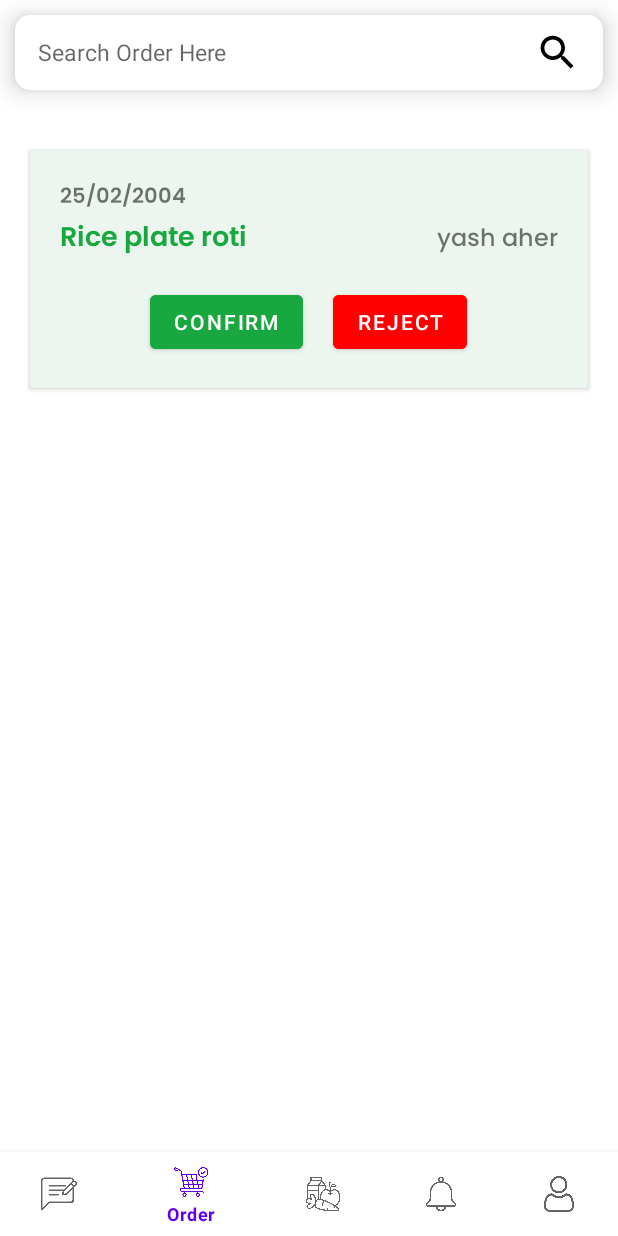
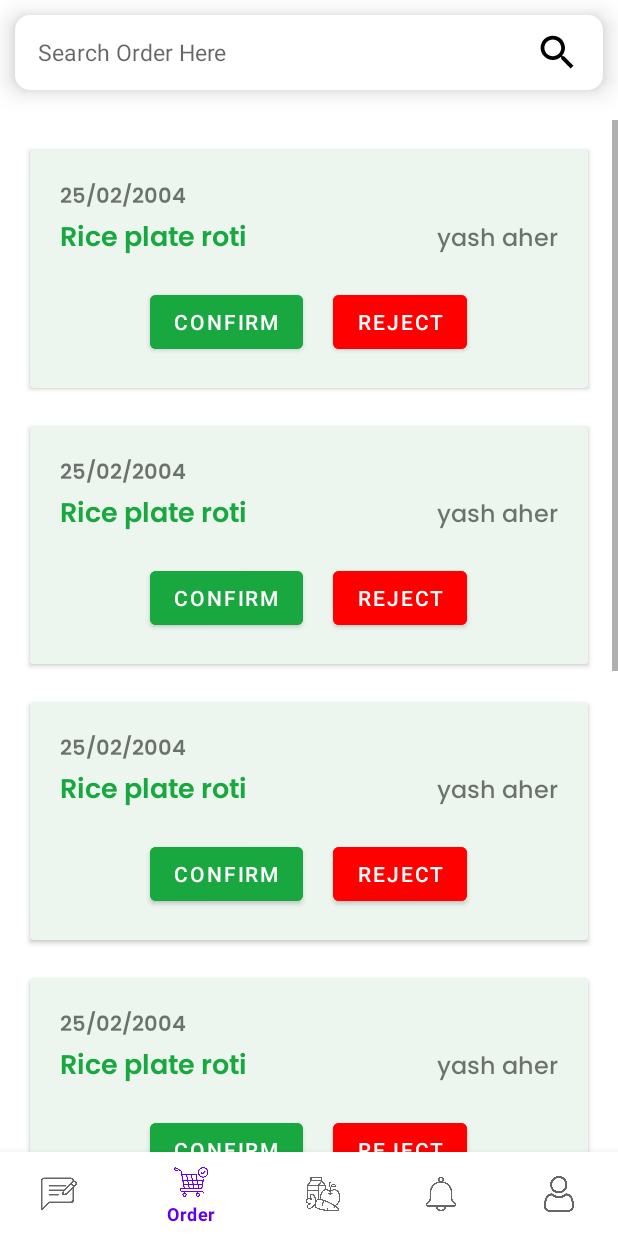
Before and after one commit to chetan7020/FoodBankApp, an Android app: the ProviderOrderFragment screen opened through its navigation route, on a phone screen of 412 x 824 dp. Run offline under Robolectric (Android 15) with nearby library versions, the phone set to English and light mode, and no system bars; our stand-ins replace navigation-ui.

```diff
--- a/app/src/main/res/layout/fragment_add_new_food.xml
+++ b/app/src/main/res/layout/fragment_add_new_food.xml
@@ -4,7 +4,7 @@
     android:layout_width="match_parent"
     android:layout_height="match_parent"
     xmlns:app="http://schemas.android.com/apk/res-auto"
-    tools:context=".AddNewFoodFragment">
+    tools:context=".provider.ProviderAddNewFoodFragment">
 
     <LinearLayout
         android:id="@+id/topLinerLayout"
--- a/app/src/main/res/layout/provider_fragment_order.xml
+++ b/app/src/main/res/layout/provider_fragment_order.xml
@@ -41,94 +41,29 @@
     </RelativeLayout>
 
     <ScrollView
-        android:layout_below="@id/relLayout1"
         android:layout_width="match_parent"
         android:layout_height="wrap_content"
+        android:layout_below="@id/relLayout1"
         android:layout_marginTop="20dp">
-
 
         <LinearLayout
             android:layout_width="match_parent"
             android:layout_height="wrap_content"
             android:orientation="vertical">
 
+            <include layout="@layout/provider_order_layout" />
 
-            <androidx.cardview.widget.CardView
-                android:layout_width="match_parent"
-                android:layout_marginLeft="20dp"
-                android:layout_marginRight="20dp"
-                android:layout_marginTop="20dp"
-                android:layout_marginBottom="5dp"
-                android:backgroundTint="@color/light_green"
-                android:layout_height="wrap_content">
+            <include layout="@layout/provider_order_layout" />
 
-                <LinearLayout
-                    android:layout_width="match_parent"
-                    android:layout_height="wrap_content"
-                    android:padding="20dp"
-                    android:orientation="vertical">
+            <include layout="@layout/provider_order_layout" />
 
+            <include layout="@layout/provider_order_layout" />
 
-                    <TextView
-                        android:layout_width="match_parent"
-                        android:layout_height="wrap_content"
-                        android:text="25/02/2004"
-                        android:fontFamily="@font/poppins_semibold"/>
+            <include layout="@layout/provider_order_layout" />
 
-                    <LinearLayout
-                        android:layout_width="match_parent"
-                        android:layout_height="wrap_content"
-                        android:orientation="horizontal">
+            <include layout="@layout/provider_order_layout" />
 
-                        <TextView
-                            android:layout_width="wrap_content"
-                            android:layout_height="wrap_content"
-                            android:text="Rice plate roti"
-                            android:textSize="18dp"
-                            android:textStyle="bold"
-                            android:fontFamily="@font/poppins_semibold"
-                            android:textColor="@color/green"/>
-
-                        <TextView
-                            android:layout_width="match_parent"
-                            android:layout_height="wrap_content"
-                            android:text="yash aher"
-                            android:textSize="16dp"
-                            android:textAlignment="textEnd"
-                            android:fontFamily="@font/poppins_medium"/>
-
-                    </LinearLayout>
-
-                    <LinearLayout
-                        android:layout_width="match_parent"
-                        android:layout_height="wrap_content"
-                        android:layout_marginTop="15dp"
-                        android:gravity="center"
-                        android:orientation="horizontal">
-
-                        <Button
-                            android:layout_width="wrap_content"
-                            android:layout_height="wrap_content"
-                            android:text="Confirm"
-                            android:backgroundTint="@color/green"
-                            android:textColor="@color/white"/>
-
-                        <Button
-                            android:layout_width="wrap_content"
-                            android:layout_height="wrap_content"
-                            android:text="Reject"
-                            android:layout_marginLeft="20dp"
-                            android:backgroundTint="@color/red"
-                            android:textColor="@color/white"/>
-
-                    </LinearLayout>
-
-
-                </LinearLayout>
-
-
-            </androidx.cardview.widget.CardView>
-
+            <include layout="@layout/provider_order_layout" />
 
         </LinearLayout>
 
--- a/app/src/main/res/values/strings.xml
+++ b/app/src/main/res/values/strings.xml
@@ -18,4 +18,5 @@
 
     <string name="select">Select Items</string>
     <string name="select1">Select Food Items</string>
+    <string name="title_activity_customer_main">CustomerMainActivity</string>
 </resources>
```
Also changed, not shown: app/src/main/AndroidManifest.xml (+10 -3 lines), app/src/main/java/com/codizcdp/foodbanksurplus/customer/CustomerMainActivity.java (added, +37 -0 lines), app/src/main/java/com/codizcdp/foodbanksurplus/customer/ui/CustomerOrderedFoodFragment.java (added, +33 -0 lines), app/src/main/java/com/codizcdp/foodbanksurplus/customer/ui/CustomerProfileFragment.java (added, +33 -0 lines), app/src/main/java/com/codizcdp/foodbanksurplus/customer/ui/CustomerProviderFragment.java (added, +33 -0 lines), app/src/main/java/com/codizcdp/foodbanksurplus/provider/ProviderAddNewFoodFragment.java (renamed from app/src/main/java/com/codizcdp/foodbanksurplus/AddNewFoodFragment.java, +6 -4 lines), app/src/main/res/layout/activity_customer_main.xml (added, +36 -0 lines), app/src/main/res/layout/customer_fragment_orderes_food.xml (added, +22 -0 lines), app/src/main/res/layout/customer_fragment_profile.xml (added, +22 -0 lines), app/src/main/res/layout/customer_fragment_provider.xml (added, +22 -0 lines), app/src/main/res/menu/customer_bottom_nav_menu.xml (added, +19 -0 lines), app/src/main/res/navigation/customer_mobile_navigation.xml (added, +25 -0 lines).
